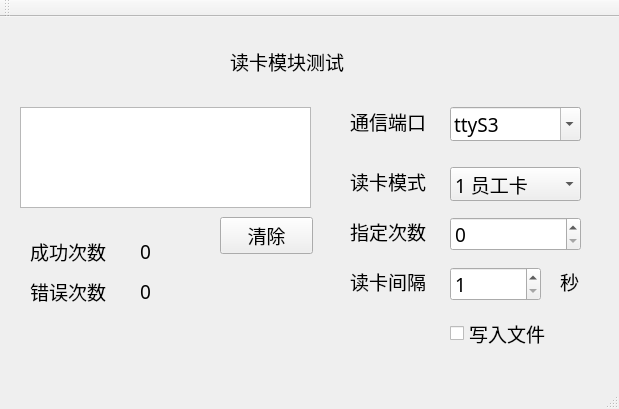
isliulin/QT43, file rfid/mainwindow.ui: the form before one commit.
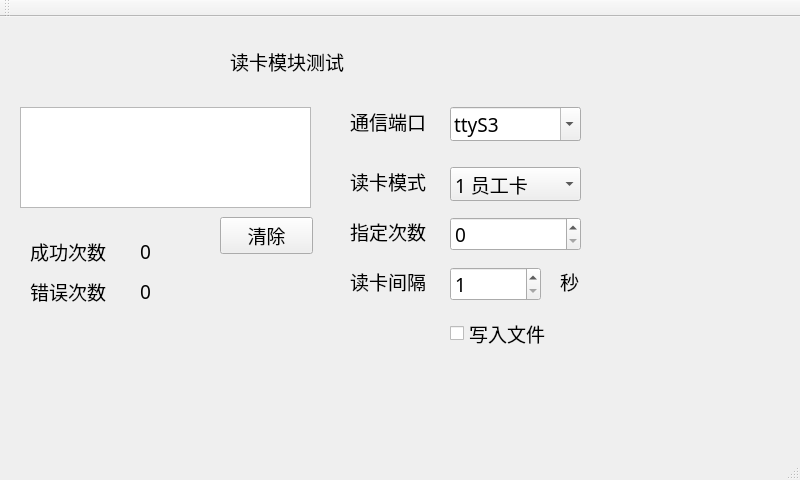
The form after the commit.

What changed in the file:
```diff
--- a/rfid/mainwindow.ui
+++ b/rfid/mainwindow.ui
@@ -6,8 +6,8 @@
    <rect>
     <x>0</x>
     <y>0</y>
-    <width>619</width>
-    <height>409</height>
+    <width>800</width>
+    <height>480</height>
    </rect>
   </property>
   <property name="font">
```
Left out of the diff: 2 changed lines with no effect on the pictures.
